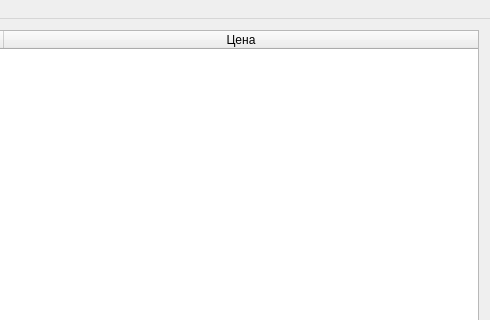
The window that mainwindow.ui (CreatorBooMGit/Cinema) describes before a commit, drawn with Qt 5; both pictures show x 408 to 898 and y 0 to 320 of the 898 by 593 pixel window.
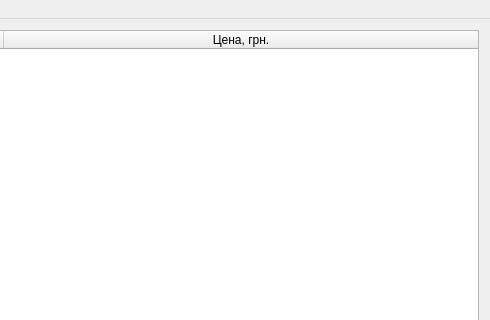
The same window after the commit. Icons and pictures are not drawn.

The edit to the form file:
```diff
--- a/mainwindow.ui
+++ b/mainwindow.ui
@@ -76,7 +76,7 @@
       </column>
       <column>
        <property name="text">
-        <string>Цена</string>
+        <string>Цена, грн.</string>
        </property>
       </column>
      </widget>
```
Left out of the diff: 78 changed lines with no effect on the pictures.
